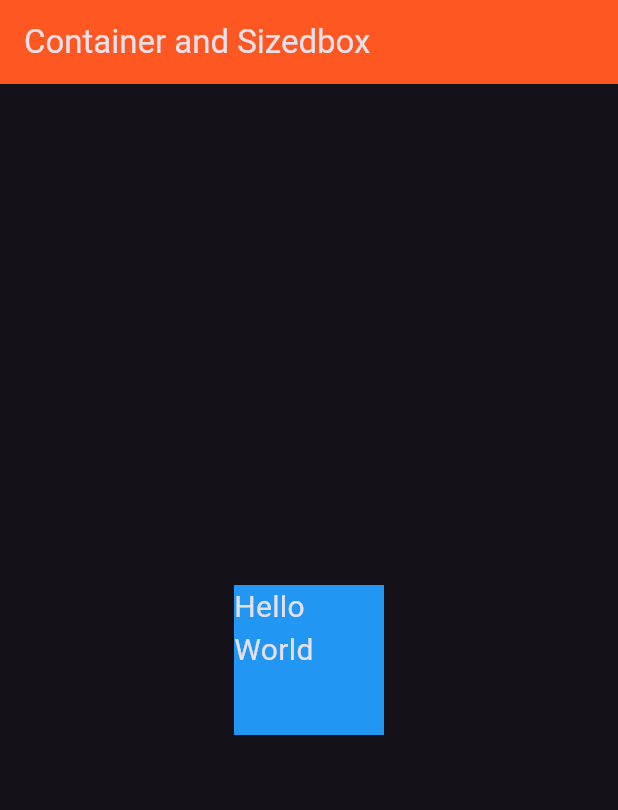
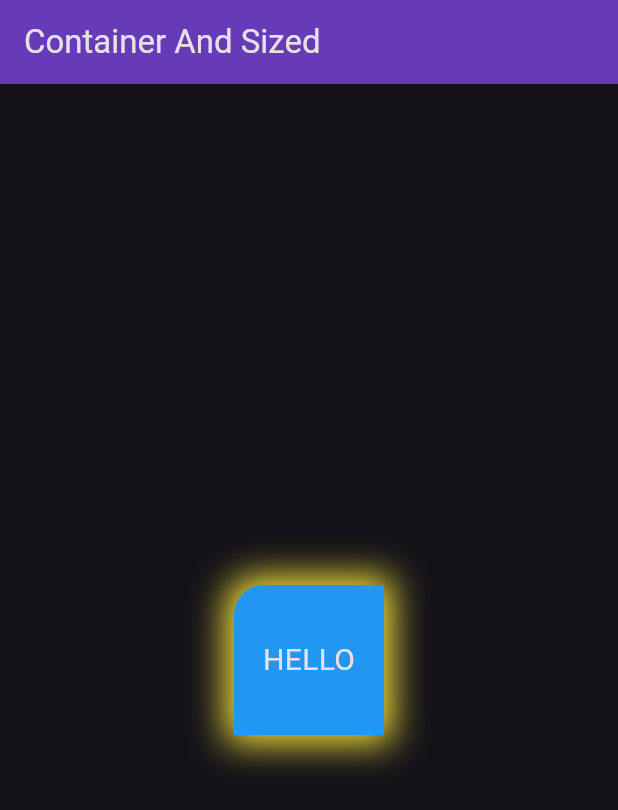
Before and after one commit to shreyas5522/flutter_app, a Flutter app: the screen it shows after launch, on a phone screen of 412 x 824 dp. Shown: the top 810 px of the screen. Run offline on Flutter 3.47's test engine with Material 3 defaults, Android fonts, the phone set to English and light mode, and no system bars.

Commit message:
Center, Padding, Margin, Box

```diff
--- a/lib/main.dart
+++ b/lib/main.dart
@@ -1,5 +1,5 @@
-import 'package:flutter/material.dart';
-import 'package:flutter_app/widgets/container_sized.dart';
+import "package:flutter/material.dart";
+import "package:flutter_app/widgets/container_sized.dart";
 
 void main() => runApp(new MyApp());
 
--- a/lib/widgets/container_sized.dart
+++ b/lib/widgets/container_sized.dart
@@ -1,4 +1,4 @@
-import "package:flutter/material.dart";
+import 'package:flutter/material.dart';
 
 class Container_Sized extends StatelessWidget {
   const Container_Sized({super.key});
@@ -7,8 +7,8 @@ class Container_Sized extends StatelessWidget {
   Widget build(BuildContext context) {
     return Scaffold(
         appBar: AppBar(
-          title: Text('Container and Sizedbox'),
-          backgroundColor: Colors.deepOrange, // Set the background color here
+          title: Text('Container And Sized'),
+          backgroundColor: Colors.deepPurple,
         ),
         body: Center(
           child: Container(
@@ -16,10 +16,16 @@ class Container_Sized extends StatelessWidget {
             width: 100,
             decoration: BoxDecoration(
                 color: Colors.blue,
+                // borderRadius: BorderRadius.circular(20),
+                borderRadius: BorderRadius.only(topLeft: Radius.circular(20)),
+                boxShadow: [
+                  BoxShadow(
+                      blurRadius: 20, spreadRadius: 5, color: Colors.yellow)
+                ]),
+            child: const Center(
+              child: Text('HELLO', style: TextStyle(fontSize: 20)),
             ),
-          child: Text('Hello World', style: TextStyle(fontSize: 20)),
-        )
-            // SizedBox(height: 50, width: 50, child: Text("Hello")),
+          ),
         ));
   }
 }
```
Lines whose indentation alone changed are shown as unchanged.
